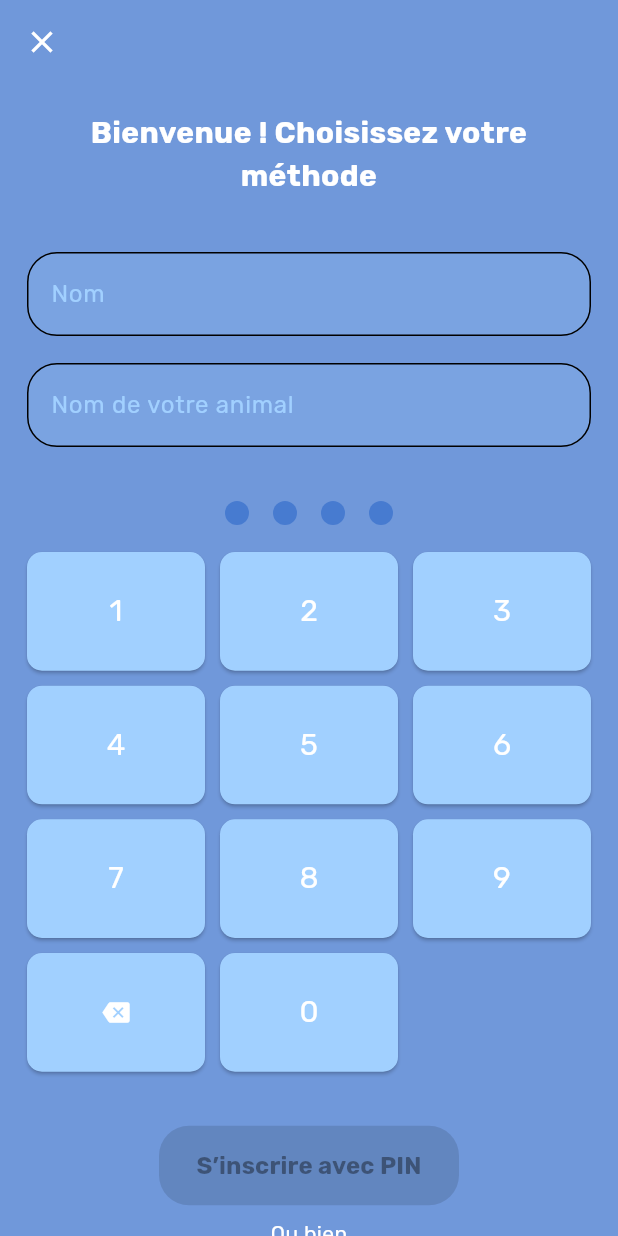
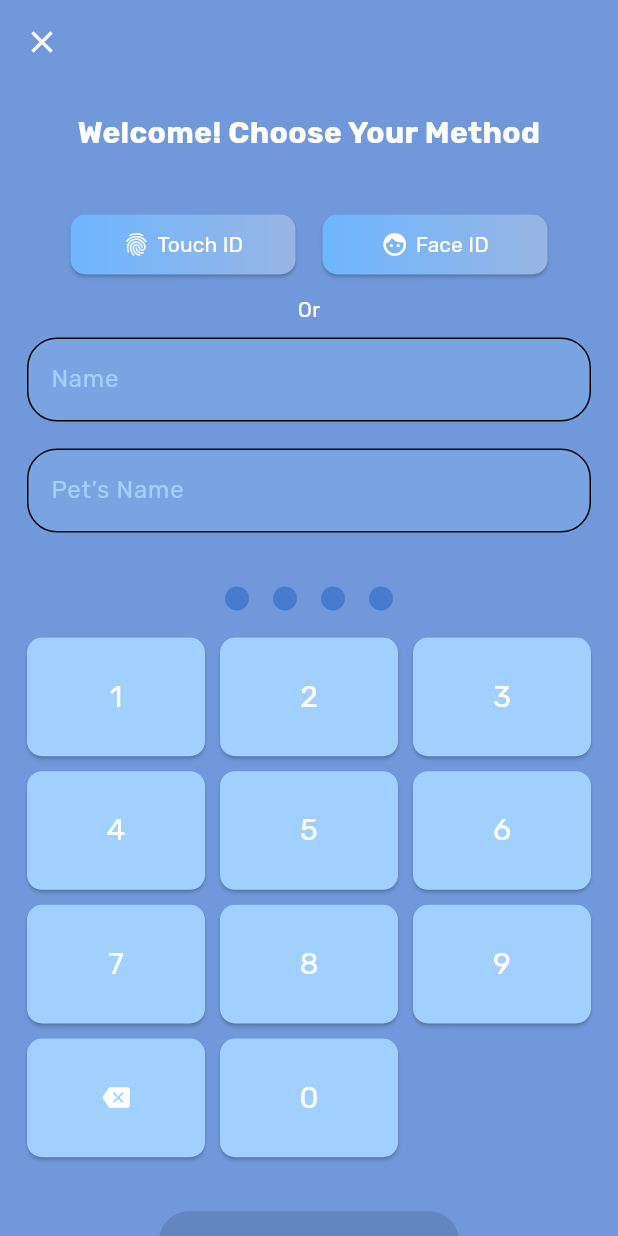
Before and after one commit to Yassine-Ezzar/pay, a Flutter app: the screen it shows after launch, on a phone screen of 412 x 824 dp. Run offline on Flutter 3.47's test engine with Material 3 defaults, Android fonts, the phone set to English and light mode, and no system bars; our stand-ins replace camera, flutter_credit_card, flutter_secure_storage, get, local_auth, smooth_page_indicator; missing offline and left inert: google_mlkit_text_recognition.

Commit message:
third-commit

```diff
--- a/lib/screens/register_screen.dart
+++ b/lib/screens/register_screen.dart
@@ -1,9 +1,10 @@
+import 'dart:io'; // Pour Platform
 import 'package:flutter/material.dart';
 import 'package:get/get.dart';
 import 'package:app/services/api_service.dart';
 import 'package:app/services/biometric_service.dart';
 import 'package:app/styles/styles.dart';
-import 'package:flutter/services.dart'; // Ajout pour quitter l'application
+import 'package:flutter/services.dart';
 
 class RegisterScreen extends StatefulWidget {
   @override
@@ -33,10 +34,90 @@ class _RegisterScreenState extends State<RegisterScreen> {
     }
   }
 
-  // Inscription avec PIN
+  // Register with Face ID (iOS)
+  void _registerWithFaceId() async {
+    bool canUseBiometrics = await _biometricService.canUseBiometrics();
+    if (!canUseBiometrics) {
+      Get.snackbar(
+        'Info',
+        'Face ID is not available on this device.',
+        backgroundColor: Styles.defaultGreyColor,
+      );
+      return;
+    }
+
+    bool authenticated = await _biometricService.authenticate();
+    if (authenticated) {
+      _showBiometricDialog(
+        title: 'Face ID Registration',
+        message: 'Your face is being recognized...',
+        icon: Icons.face,
+        onConfirm: () async {
+          try {
+            await ApiService.register(
+              _nameController.text.isNotEmpty
+                  ? _nameController.text
+                  : 'FaceIDUser_${DateTime.now().millisecondsSinceEpoch}',
+              '0000', // PIN par défaut pour biométrie
+              _answerController.text.isNotEmpty ? _answerController.text : 'default',
+              true,
+            );
+            Get.back();
+            Get.offNamed('/success');
+          } catch (e) {
+            Get.snackbar('Error', e.toString(), backgroundColor: Styles.defaultRedColor);
+          }
+        },
+      );
+    } else {
+      Get.snackbar('Error', 'Face recognition failed.', backgroundColor: Styles.defaultRedColor);
+    }
+  }
+
+  // Register with Touch ID (Android)
+  void _registerWithTouchId() async {
+    bool canUseBiometrics = await _biometricService.canUseBiometrics();
+    if (!canUseBiometrics) {
+      Get.snackbar(
+        'Info',
+        'Touch ID is not available on this device.',
+        backgroundColor: Styles.defaultGreyColor,
+      );
+      return;
+    }
+
+    bool authenticated = await _biometricService.authenticate();
+    if (authenticated) {
+      _showBiometricDialog(
+        title: 'Touch ID Registration',
+        message: 'Place your finger on the sensor...',
+        icon: Icons.fingerprint,
+        onConfirm: () async {
+          try {
+            await ApiService.register(
+              _nameController.text.isNotEmpty
+                  ? _nameController.text
+                  : 'TouchIDUser_${DateTime.now().millisecondsSinceEpoch}',
+              '0000', // PIN par défaut pour biométrie
+              _answerController.text.isNotEmpty ? _answerController.text : 'default',
+              true,
+            );
+            Get.back();
+            Get.offNamed('/success');
+          } catch (e) {
+            Get.snackbar('Error', e.toString(), backgroundColor: Styles.defaultRedColor);
+          }
+        },
+      );
+    } else {
+      Get.snackbar('Error', 'Fingerprint recognition failed.', backgroundColor: Styles.defaultRedColor);
+    }
+  }
+
+  // Register with PIN
   void _registerWithPin() async {
     if (_enteredPin.length != 4 || _nameController.text.isEmpty || _answerController.text.isEmpty) {
-      Get.snackbar('Erreur', 'Veuillez remplir tous les champs correctement',
+      Get.snackbar('Error', 'Please fill all fields correctly',
           backgroundColor: Styles.defaultRedColor);
       return;
     }
@@ -49,85 +130,7 @@ class _RegisterScreenState extends State<RegisterScreen> {
       );
       Get.offNamed('/success');
     } catch (e) {
-      Get.snackbar('Erreur', e.toString(), backgroundColor: Styles.defaultRedColor);
-    }
-  }
-
-  // Inscription avec Face ID
-  void _registerWithFaceId() async {
-    bool canUseBiometrics = await _biometricService.canUseBiometrics();
-    if (!canUseBiometrics) {
-      Get.snackbar(
-        'Information',
-        'Face ID n’est pas disponible sur cet appareil.',
-        backgroundColor: Styles.defaultGreyColor,
-      );
-      return;
-    }
-
-    bool authenticated = await _biometricService.authenticate();
-    if (authenticated) {
-      _showBiometricDialog(
-        title: 'Face ID Registration',
-        message: 'Votre visage est en cours de reconnaissance...',
-        icon: Icons.face,
-        onConfirm: () async {
-          try {
-            await ApiService.register(
-              'FaceIDUser_${DateTime.now().millisecondsSinceEpoch}',
-              '0000',
-              'default',
-              true,
-            );
-            Get.back();
-            Get.offNamed('/success');
-          } catch (e) {
-            Get.snackbar('Erreur', e.toString(), backgroundColor: Styles.defaultRedColor);
-          }
-        },
-      );
-    } else {
-      Get.snackbar('Erreur', 'Échec de la reconnaissance faciale.',
-          backgroundColor: Styles.defaultRedColor);
-    }
-  }
-
-  // Inscription avec Touch ID
-  void _registerWithTouchId() async {
-    bool canUseBiometrics = await _biometricService.canUseBiometrics();
-    if (!canUseBiometrics) {
-      Get.snackbar(
-        'Information',
-        'Touch ID n’est pas disponible sur cet appareil.',
-        backgroundColor: Styles.defaultGreyColor,
-      );
-      return;
-    }
-
-    bool authenticated = await _biometricService.authenticate();
-    if (authenticated) {
-      _showBiometricDialog(
-        title: 'Touch ID Registration',
-        message: 'Placez votre doigt sur le lecteur d’empreintes...',
-        icon: Icons.fingerprint,
-        onConfirm: () async {
-          try {
-            await ApiService.register(
-              'TouchIDUser_${DateTime.now().millisecondsSinceEpoch}',
-              '0000',
-              'default',
-              true,
-            );
-            Get.back();
-            Get.offNamed('/success');
-          } catch (e) {
-            Get.snackbar('Erreur', e.toString(), backgroundColor: Styles.defaultRedColor);
-          }
-        },
-      );
-    } else {
-      Get.snackbar('Erreur', 'Échec de la reconnaissance d’empreinte.',
-          backgroundColor: Styles.defaultRedColor);
+      Get.snackbar('Error', e.toString(), backgroundColor: Styles.defaultRedColor);
     }
   }
 
@@ -167,26 +170,27 @@ class _RegisterScreenState extends State<RegisterScreen> {
       ),
       confirm: ElevatedButton(
         onPressed: onConfirm,
-        child: Text('Confirmer', style: TextStyle(fontFamily: 'Rubik')),
+        child: Text('Confirm', style: TextStyle(fontFamily: 'Rubik')),
       ),
       cancel: TextButton(
         onPressed: () => Get.back(),
-        child: Text('Annuler',
-            style: TextStyle(
-                color: Styles.defaultYellowColor, fontFamily: 'Rubik')),
+        child: Text('Cancel',
+            style: TextStyle(color: Styles.defaultYellowColor, fontFamily: 'Rubik')),
       ),
     );
   }
 
   @override
   Widget build(BuildContext context) {
+    bool isIOS = Platform.isIOS; // Détection de la plateforme
+
     return Scaffold(
       appBar: AppBar(
         backgroundColor: Styles.scaffoldBackgroundColor,
         elevation: 0,
         leading: IconButton(
           icon: Icon(Icons.close, color: Styles.defaultYellowColor),
-          onPressed: () => SystemNavigator.pop(), // Quitte l'application
+          onPressed: () => SystemNavigator.pop(),
         ),
         centerTitle: true,
       ),
@@ -196,7 +200,7 @@ class _RegisterScreenState extends State<RegisterScreen> {
           crossAxisAlignment: CrossAxisAlignment.center,
           children: [
             Text(
-              'Bienvenue ! Choisissez votre méthode',
+              'Welcome! Choose Your Method',
               style: TextStyle(
                 fontFamily: 'Rubik',
                 fontSize: 20,
@@ -206,11 +210,95 @@ class _RegisterScreenState extends State<RegisterScreen> {
               textAlign: TextAlign.center,
             ),
             SizedBox(height: Styles.defaultPadding * 2),
+            Row(
+              mainAxisAlignment: MainAxisAlignment.center,
+              children: [
+                SizedBox(
+                  width: 150,
+                  child: ElevatedButton(
+                    onPressed: isIOS ? _registerWithFaceId : _registerWithTouchId,
+                    style: ElevatedButton.styleFrom(
+                      backgroundColor: Colors.transparent,
+                      padding: EdgeInsets.zero,
+                      shape: RoundedRectangleBorder(borderRadius: BorderRadius.circular(10)),
+                    ),
+                    child: Container(
+                      decoration: BoxDecoration(
+                        gradient: LinearGradient(
+                          colors: [Styles.defaultRedColor, Styles.defaultBlueColor],
+                        ),
+                        borderRadius: BorderRadius.circular(10),
+                      ),
+                      padding: EdgeInsets.symmetric(vertical: 10),
+                      child: Row(
+                        mainAxisAlignment: MainAxisAlignment.center,
+                        children: [
+                          Icon(
+                            isIOS ? Icons.face : Icons.fingerprint,
+                            color: Styles.defaultYellowColor,
+                          ),
+                          SizedBox(width: 5),
+                          Text(
+                            isIOS ? 'Face ID' : 'Touch ID',
+                            style: TextStyle(fontFamily: 'Rubik', color: Styles.defaultYellowColor),
+                          ),
+                        ],
+                      ),
+                    ),
+                  ),
+                ),
+                SizedBox(width: Styles.defaultPadding),
+                SizedBox(
+                  width: 150,
+                  child: ElevatedButton(
+                    onPressed: isIOS ? _registerWithTouchId : _registerWithFaceId,
+                    style: ElevatedButton.styleFrom(
+                      backgroundColor: Colors.transparent,
+                      padding: EdgeInsets.zero,
+                      shape: RoundedRectangleBorder(borderRadius: BorderRadius.circular(10)),
+                    ),
 
+                    child: Container(
+                      decoration: BoxDecoration(
+                        gradient: LinearGradient(
+                          colors: [Styles.defaultRedColor, Styles.defaultBlueColor],
+                        ),
+                        borderRadius: BorderRadius.circular(10),
+                      ),
+                      padding: EdgeInsets.symmetric(vertical: 10),
+                      child: Row(
+                        mainAxisAlignment: MainAxisAlignment.center,
+                        children: [
+                          Icon(
+                            isIOS ? Icons.fingerprint : Icons.face,
+                            color: Styles.defaultYellowColor,
+                          ),
+                          SizedBox(width: 5),
+                          Text(
+                            isIOS ? 'Touch ID' : 'Face ID',
+                            style: TextStyle(fontFamily: 'Rubik', color: Styles.defaultYellowColor),
+                          ),
+                        ],
+                      ),
+                    ),
+                  ),
+                ),
+              ],
+            ),
+            SizedBox(height: Styles.defaultPadding / 2),
+            Text(
+              'Or',
+              style: TextStyle(
+                fontFamily: 'Rubik',
+                fontSize: 14,
+                color: Styles.defaultYellowColor,
+              ),
+            ),
+            SizedBox(height: Styles.defaultPadding / 2),
             TextField(
               controller: _nameController,
               decoration: InputDecoration(
-                labelText: 'Nom',
+                labelText: 'Name',
                 labelStyle: TextStyle(color: Styles.defaultLightWhiteColor),
                 filled: true,
                 fillColor: Styles.defaultLightGreyColor.withOpacity(0.2),
@@ -219,14 +307,13 @@ class _RegisterScreenState extends State<RegisterScreen> {
                   borderSide: BorderSide(color: Styles.defaultGreyColor),
                 ),
               ),
-              style: TextStyle(
-                  color: Styles.defaultYellowColor, fontFamily: 'Rubik'),
+              style: TextStyle(color: Styles.defaultYellowColor, fontFamily: 'Rubik'),
             ),
             SizedBox(height: Styles.defaultPadding),
             TextField(
               controller: _answerController,
               decoration: InputDecoration(
-                labelText: 'Nom de votre animal',
+                labelText: 'Pet’s Name',
                 labelStyle: TextStyle(color: Styles.defaultLightWhiteColor),
                 filled: true,
                 fillColor: Styles.defaultLightGreyColor.withOpacity(0.2),
@@ -235,8 +322,7 @@ class _RegisterScreenState extends State<RegisterScreen> {
                   borderSide: BorderSide(color: Styles.defaultGreyColor),
                 ),
               ),
-              style: TextStyle(
-                  color: Styles.defaultYellowColor, fontFamily: 'Rubik'),
+              style: TextStyle(color: Styles.defaultYellowColor, fontFamily: 'Rubik'),
             ),
             SizedBox(height: Styles.defaultPadding * 2),
             Row(
@@ -270,8 +356,7 @@ class _RegisterScreenState extends State<RegisterScreen> {
                   style: ElevatedButton.styleFrom(
                     backgroundColor: Styles.defaultLightGreyColor,
                     foregroundColor: Styles.defaultYellowColor,
-                    shape: RoundedRectangleBorder(
-                        borderRadius: BorderRadius.circular(10)),
+                    shape: RoundedRectangleBorder(borderRadius: BorderRadius.circular(10)),
                   ),
                   child: Text(
                     '${index + 1}',
@@ -284,8 +369,7 @@ class _RegisterScreenState extends State<RegisterScreen> {
                     style: ElevatedButton.styleFrom(
                       backgroundColor: Styles.defaultLightGreyColor,
                       foregroundColor: Styles.defaultYellowColor,
-                      shape: RoundedRectangleBorder(
-                          borderRadius: BorderRadius.circular(10)),
+                      shape: RoundedRectangleBorder(borderRadius: BorderRadius.circular(10)),
                     ),
                     child: Icon(Icons.backspace),
                   ),
@@ -294,11 +378,9 @@ class _RegisterScreenState extends State<RegisterScreen> {
                     style: ElevatedButton.styleFrom(
                       backgroundColor: Styles.defaultLightGreyColor,
                       foregroundColor: Styles.defaultYellowColor,
-                      shape: RoundedRectangleBorder(
-                          borderRadius: BorderRadius.circular(10)),
+                      shape: RoundedRectangleBorder(borderRadius: BorderRadius.circular(10)),
                     ),
-                    child: Text('0',
-                        style: TextStyle(fontFamily: 'Rubik', fontSize: 20)),
+                    child: Text('0', style: TextStyle(fontFamily: 'Rubik', fontSize: 20)),
                   ),
                   SizedBox.shrink(),
                 ]),
@@ -316,120 +398,22 @@ class _RegisterScreenState extends State<RegisterScreen> {
                   backgroundColor: Styles.defaultBlueColor,
                   foregroundColor: Styles.defaultYellowColor,
                   padding: EdgeInsets.symmetric(vertical: 15),
-                  shape: RoundedRectangleBorder(
-                      borderRadius: Styles.defaultBorderRadius),
+                  shape: RoundedRectangleBorder(borderRadius: Styles.defaultBorderRadius),
                 ),
                 child: Text(
-                  'S’inscrire avec PIN',
+                  'Register with PIN',
                   style: TextStyle(
-                      fontFamily: 'Rubik',
-                      fontSize: 16,
-                      fontWeight: FontWeight.bold),
+                      fontFamily: 'Rubik', fontSize: 16, fontWeight: FontWeight.bold),
                 ),
               ),
             ),
-            SizedBox(height: Styles.defaultPadding / 2),
-            Text(
-              'Ou bien',
-              style: TextStyle(
-                fontFamily: 'Rubik',
-                fontSize: 14,
-                color: Styles.defaultYellowColor,
-              ),
-            ),
-            SizedBox(height: Styles.defaultPadding / 2),
-            Row(
-              mainAxisAlignment: MainAxisAlignment.center,
-              children: [
-                SizedBox(
-                  width: 150,
-                  child: ElevatedButton(
-                    onPressed: _registerWithFaceId,
-                    style: ElevatedButton.styleFrom(
-                      backgroundColor: Colors.transparent,
-                      padding: EdgeInsets.zero,
-                      shape: RoundedRectangleBorder(
-                          borderRadius: BorderRadius.circular(10)),
-                    ),
-                    child: Container(
-                      decoration: BoxDecoration(
-                        gradient: LinearGradient(
-                          colors: [
-                            Styles.defaultRedColor,
-                            Styles.defaultBlueColor,
-                          ],
-                        ),
-                        borderRadius: BorderRadius.circular(10),
-                      ),
-                      padding: EdgeInsets.symmetric(vertical: 10),
-                      child: Row(
-                        mainAxisAlignment: MainAxisAlignment.center,
-                        children: [
-                          Icon(Icons.face, color: Styles.defaultYellowColor),
-                          SizedBox(width: 5),
-                          Text(
-                            'Face ID',
-                            style: TextStyle(
-                                fontFamily: 'Rubik',
-                                color: Styles.defaultYellowColor),
-                          ),
-                        ],
-                      ),
-                    ),
-                  ),
-                ),
-                SizedBox(width: Styles.defaultPadding),
-                SizedBox(
-                  width: 150,
-                  child: ElevatedButton(
-                    onPressed: _registerWithTouchId,
-                    style: ElevatedButton.styleFrom(
-                      backgroundColor: Colors.transparent,
-                      padding: EdgeInsets.zero,
-                      shape: RoundedRectangleBorder(
-                          borderRadius: BorderRadius.circular(10)),
-                    ),
-                    child: Container(
-                      decoration: BoxDecoration(
-                        gradient: LinearGradient(
-                          colors: [
-                            Styles.defaultRedColor,
-                            Styles.defaultBlueColor,
-                          ],
-                        ),
-                        borderRadius: BorderRadius.circular(10),
-                      ),
-                      padding: EdgeInsets.symmetric(vertical: 10),
-                      child: Row(
-                        mainAxisAlignment: MainAxisAlignment.center,
-                        children: [
-                          Icon(Icons.fingerprint,
-                              color: Styles.defaultYellowColor),
-                          SizedBox(width: 5),
-                          Text(
-                            'Touch ID',
-                            style: TextStyle(
-                                fontFamily: 'Rubik',
-                                color: Styles.defaultYellowColor),
-                          ),
-                        ],
-                      ),
-                    ),
-                  ),
-                ),
-              ],
-            ),
             SizedBox(height: Styles.defaultPadding * 2),
-
-            // Lien vers la connexion
             TextButton(
               onPressed: () => Get.offNamed('/login'),
               child: Text(
-                'Déjà un compte ? Connectez-vous',
+                'Already have an account? Log in',
                 style: TextStyle(
-                    fontFamily: 'Rubik',
-                    color: Styles.defaultYellowColor,
-                    fontSize: 14),
+                    fontFamily: 'Rubik', color: Styles.defaultYellowColor, fontSize: 14),
               ),
             ),
           ],
```
Also changed, not shown: lib/screens/login_screen.dart (+160 -91 lines), 4 other files.
